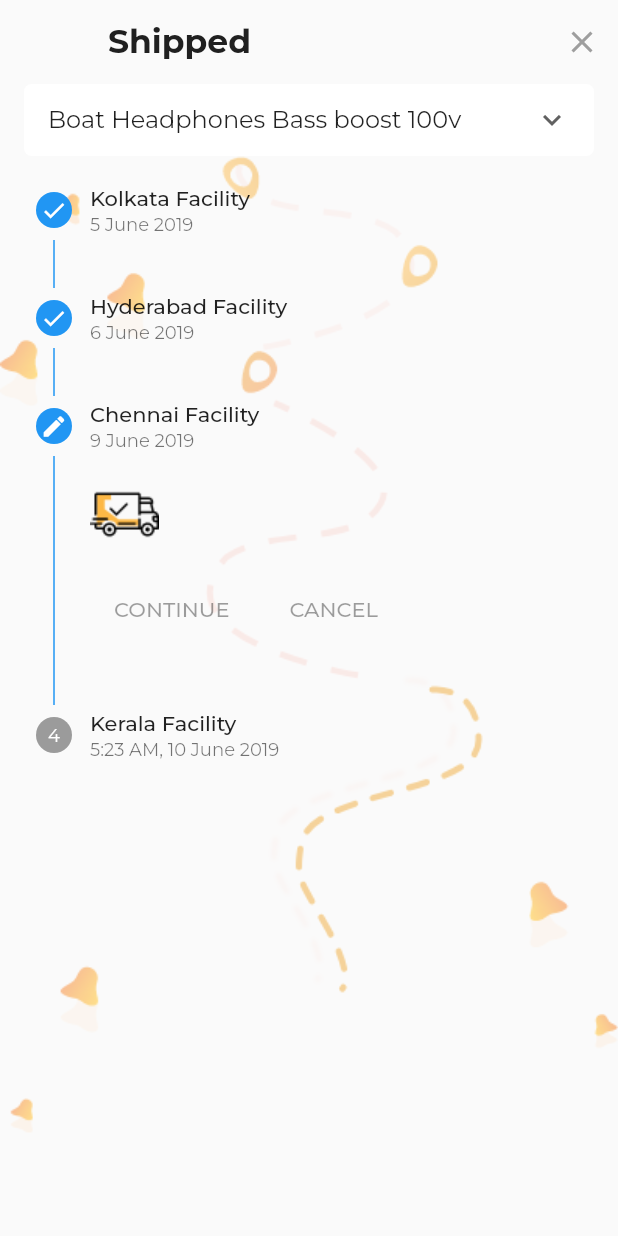
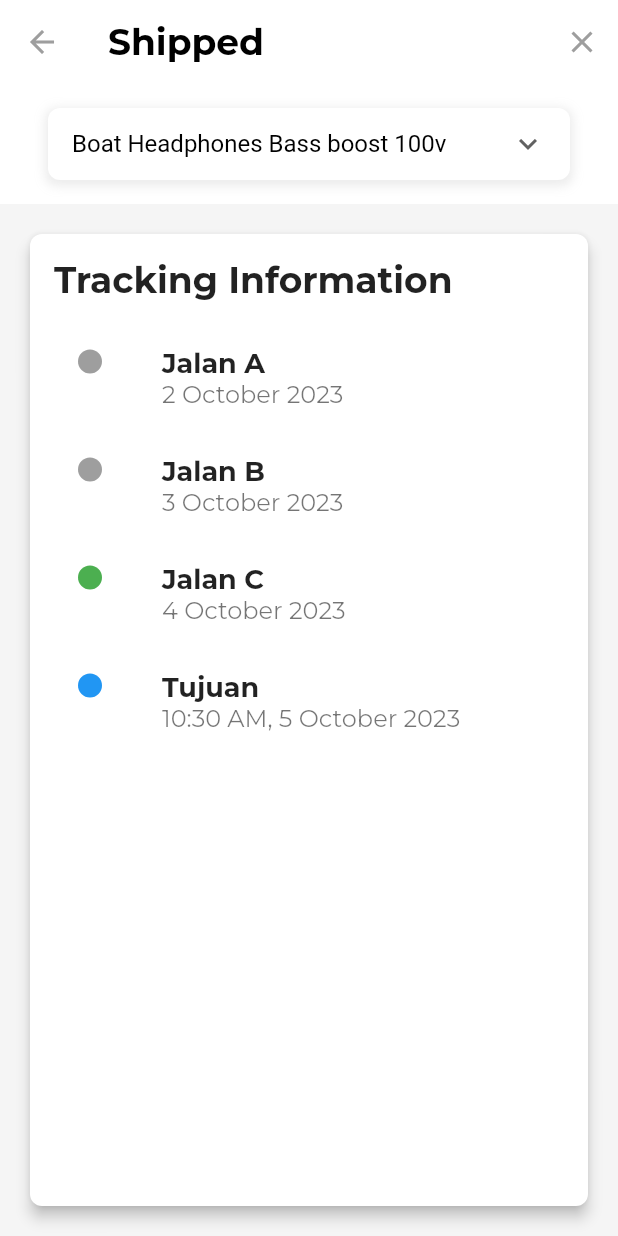
Before and after one commit to SCUMBAG0LEE/E-Commerce-Marketplace, a Flutter app: the TrackingPage screen opened directly, on a phone screen of 412 x 824 dp. Run offline on Flutter 3.47's test engine with Material 2 defaults, Android fonts, the phone set to English and light mode, and no system bars; our stand-ins replace card_swiper, firebase_auth, flutter_rating_bar, flutter_svg, numberpicker, pin_code_text_field; missing offline and left inert: rubber; accounts and stored records are empty; project files that could hold a hidden picture were left out.

Commit message:
Update tracking_page.dart

```diff
--- a/lib/screens/tracking_page.dart
+++ b/lib/screens/tracking_page.dart
@@ -1,4 +1,3 @@
-import 'package:bad_tech/app_properties.dart';
 import 'package:flutter/material.dart';
 import 'package:intl/intl.dart';
 
@@ -9,19 +8,19 @@ class TrackingPage extends StatefulWidget {
 
 class _TrackingPageState extends State<TrackingPage> {
   final List<Location> locations = [
-    Location('Kolkata Facility', DateTime(2019, 6, 5, 5, 23, 4),
+    Location('Jalan A', DateTime.now().subtract(Duration(days: 2)),
         showHour: false, isHere: false, passed: true),
-    Location('Hyderabad Facility', DateTime(2019, 6, 6, 5, 23, 4),
+    Location('Jalan B', DateTime.now().subtract(Duration(days: 1)),
         showHour: false, isHere: false, passed: true),
     Location(
-      'Chennai Facility',
-      DateTime(2019, 6, 9, 5, 23, 4),
+      'Jalan C',
+      DateTime.now(),
       showHour: false,
       isHere: true,
     ),
     Location(
-      'Kerala Facility',
-      DateTime(2019, 6, 10, 5, 23, 4),
+      'Tujuan',
+      DateTime.now().add(Duration(days: 1)),
       showHour: true,
       isHere: false,
     ),
@@ -31,41 +30,48 @@ class _TrackingPageState extends State<TrackingPage> {
 
   @override
   Widget build(BuildContext context) {
-    return Container(
-      decoration: BoxDecoration(
-          color: Colors.grey[100],
-          image: DecorationImage(
-              image: AssetImage('assets/Group 444.png'), fit: BoxFit.contain)),
-      child: Container(
-        color: Colors.white54,
-        child: Scaffold(
+    return Scaffold(
       appBar: AppBar(
         backgroundColor: Colors.transparent,
         elevation: 0.0,
-              brightness: Brightness.light,
         iconTheme: IconThemeData(color: Colors.grey),
         title: Text(
           'Shipped',
           style: TextStyle(
-                  color: darkGrey,
-                  fontSize: 22,
+            color: Colors.black,
+            fontSize: 24,
             fontWeight: FontWeight.bold,
           ),
         ),
-              leading: SizedBox(),
-              actions: <Widget>[CloseButton()],
+        actions: <Widget>[
+          IconButton(
+            icon: Icon(Icons.close),
+            onPressed: () {
+              Navigator.of(context).pop();
+            },
           ),
-            body: SafeArea(
-              child: LayoutBuilder(
-                builder: (_, constraints) => Column(
-                  mainAxisSize: MainAxisSize.min,
+        ],
+      ),
+      body: Column(
+        crossAxisAlignment: CrossAxisAlignment.stretch,
         children: <Widget>[
-                    Container(
+          Padding(
+            padding: const EdgeInsets.all(16.0),
+            child: Container(
               margin: const EdgeInsets.symmetric(horizontal: 16.0),
               padding: const EdgeInsets.symmetric(horizontal: 16.0),
               decoration: BoxDecoration(
                 color: Colors.white,
-                          borderRadius: BorderRadius.all(Radius.circular(5))),
+                borderRadius: BorderRadius.all(Radius.circular(8)),
+                boxShadow: [
+                  BoxShadow(
+                    color: Colors.grey.withOpacity(0.2),
+                    spreadRadius: 2,
+                    blurRadius: 5,
+                    offset: Offset(0, 2),
+                  ),
+                ],
+              ),
               child: DropdownButtonHideUnderline(
                 child: DropdownButton(
                   items: <String>[
@@ -78,16 +84,14 @@ class _TrackingPageState extends State<TrackingPage> {
                   ].map((val) {
                     return DropdownMenuItem<String>(
                       value: val,
-                              child: Container(
-                                  color: Colors.white,
-                                  child: Align(
-                                      alignment: Alignment.centerLeft,
                       child: Text(
                         val,
                         maxLines: 2,
-                                        semanticsLabel: '...',
                         overflow: TextOverflow.ellipsis,
-                                      ))),
+                        style: TextStyle(
+                          fontSize: 16,
+                        ),
+                      ),
                     );
                   }).toList(),
                   onChanged: (newValue) {
@@ -99,51 +103,78 @@ class _TrackingPageState extends State<TrackingPage> {
                   isExpanded: true,
                   icon: Icon(Icons.keyboard_arrow_down),
                   elevation: 0,
+                  style: TextStyle(
+                    color: Colors.black,
+                    fontSize: 16,
                   ),
                 ),
               ),
-                    SingleChildScrollView(
-                      child: ConstrainedBox(
-                        constraints: BoxConstraints(
-                          maxHeight: constraints.maxHeight - 48,
             ),
-                        child: Theme(
-                          data: ThemeData(
-                              primaryColor: yellow, fontFamily: 'Montserrat'),
-                          child: Stepper(
-//                          physics: NeverScrollableScrollPhysics(),
-                            steps: [
-                              ...locations
-                                  .map(
-                                    (location) => Step(
-                                      isActive:
-                                          location.isHere || location.passed,
-                                      title: Text(location.city),
-                                      subtitle: Text(location.getDate()),
-                                      content: Align(
-                                        child: Image.asset(
-                                            'assets/icons/truck.png'),
-                                        alignment: Alignment.centerLeft,
           ),
-                                      state: location.passed
-                                          ? StepState.complete
-                                          : location.isHere
-                                              ? StepState.editing
-                                              : StepState.indexed,
+          Expanded(
+            child: Container(
+              color: Colors.grey[100],
+              padding: EdgeInsets.all(16.0),
+              child: Card(
+                elevation: 4.0,
+                shape: RoundedRectangleBorder(
+                  borderRadius: BorderRadius.circular(8.0),
                 ),
-                                  )
-                                  .toList()
+                child: Padding(
+                  padding: const EdgeInsets.all(16.0),
+                  child: Column(
+                    crossAxisAlignment: CrossAxisAlignment.start,
+                    children: [
+                      Text(
+                        'Tracking Information',
+                        style: TextStyle(
+                          fontSize: 24,
+                          fontWeight: FontWeight.bold,
+                        ),
+                      ),
+                      SizedBox(height: 16),
+                      Expanded(
+                        child: ListView.builder(
+                          itemCount: locations.length,
+                          itemBuilder: (context, index) {
+                            final location = locations[index];
+                            return ListTile(
+                              leading: Container(
+                                width: 16,
+                                height: 16,
+                                decoration: BoxDecoration(
+                                  shape: BoxShape.circle,
+                                  color: location.isHere
+                                      ? Colors.green
+                                      : location.passed
+                                          ? Colors.grey
+                                          : Colors.blue,
+                                ),
+                              ),
+                              title: Text(
+                                location.city,
+                                style: TextStyle(
+                                  fontSize: 18,
+                                  fontWeight: FontWeight.bold,
+                                ),
+                              ),
+                              subtitle: Text(
+                                location.getDate(),
+                                style: TextStyle(
+                                  fontSize: 16,
+                                ),
+                              ),
+                            );
+                          },
+                        ),
+                      ),
                     ],
-                            currentStep: locations.indexOf(
-                                locations.firstWhere((loc) => loc.isHere)),
+                  ),
                 ),
               ),
             ),
           ),
         ],
-                ),
-              ),
-            )),
       ),
     );
   }
```
Lines whose indentation alone changed are shown as unchanged.
